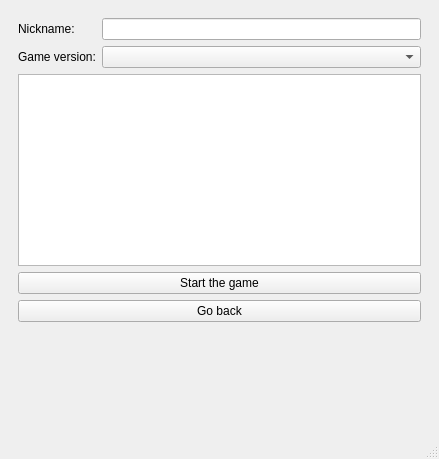
First picture: the form in BackgammonPP/mainwindow.ui, repository daniilgrbic/BackgammonPP, before the edit.
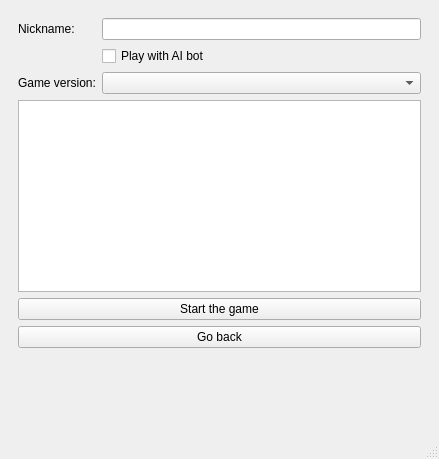
Second picture: the form after the edit. The open tabs and pages were chosen to show the change.

Commit message: Add board widget

```diff
--- a/BackgammonPP/mainwindow.ui
+++ b/BackgammonPP/mainwindow.ui
@@ -66,16 +66,23 @@
           <item row="0" column="1">
            <widget class="QLineEdit" name="lineEdit"/>
           </item>
-          <item row="1" column="0">
+          <item row="2" column="0">
            <widget class="QLabel" name="label_2">
             <property name="text">
              <string>Game version:</string>
             </property>
            </widget>
           </item>
-          <item row="1" column="1">
+          <item row="2" column="1">
            <widget class="QComboBox" name="comboBox"/>
           </item>
+          <item row="1" column="1">
+           <widget class="QCheckBox" name="checkBox">
+            <property name="text">
+             <string>Play with AI bot</string>
+            </property>
+           </widget>
+          </item>
          </layout>
         </item>
         <item>
```
Left out of the diff: 4 changed lines with no effect on the pictures. The commit also changes 6 other files.
